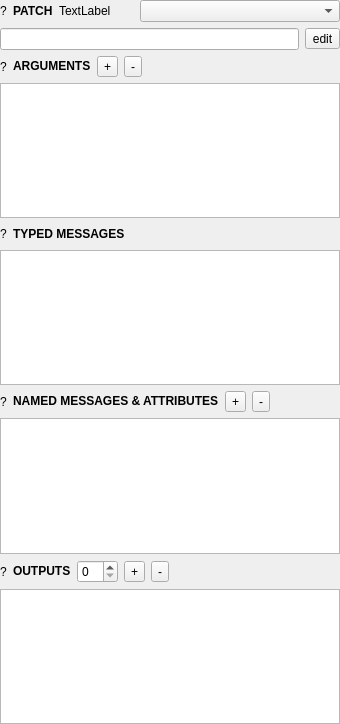
Above: source/HelpForMax/Patch/PatchWidget.ui from xavierxeon-music/WaMaxPackage before the change. Below: the same form after it.
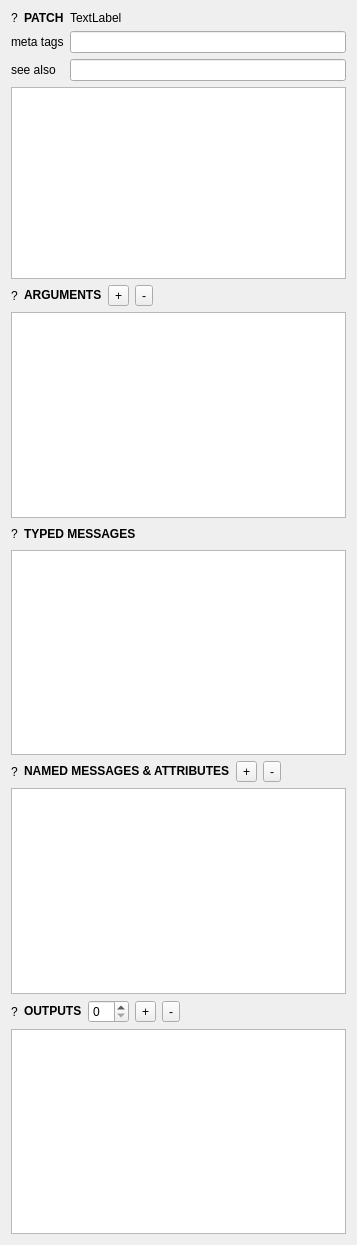
That is the form after the change. Custom widgets are drawn as their Qt base class.

Commit message: renamed overview, toggle dock bhaviour, header model

What changed in the file:
```diff
--- a/source/HelpForMax/Patch/PatchWidget.ui
+++ b/source/HelpForMax/Patch/PatchWidget.ui
@@ -6,27 +6,15 @@
    <rect>
     <x>0</x>
     <y>0</y>
-    <width>340</width>
-    <height>724</height>
+    <width>357</width>
+    <height>1245</height>
    </rect>
   </property>
   <property name="windowTitle">
    <string>Form</string>
   </property>
-  <layout class="QGridLayout" name="gridLayout">
-   <property name="leftMargin">
-    <number>0</number>
-   </property>
-   <property name="topMargin">
-    <number>0</number>
-   </property>
-   <property name="rightMargin">
-    <number>0</number>
-   </property>
-   <property name="bottomMargin">
-    <number>0</number>
-   </property>
-   <item row="0" column="0">
+  <layout class="QVBoxLayout" name="verticalLayout">
+   <item>
     <layout class="QHBoxLayout" name="horizontalLayout_5">
      <item>
       <widget class="QLabel" name="patchIcon">
@@ -55,37 +43,36 @@
        </property>
       </widget>
      </item>
-     <item>
-      <widget class="QComboBox" name="patchTypeCombo">
-       <property name="minimumSize">
-        <size>
-         <width>200</width>
-         <height>0</height>
-        </size>
-       </property>
-      </widget>
-     </item>
     </layout>
    </item>
-   <item row="1" column="0">
-    <layout class="QHBoxLayout" name="horizontalLayout_6">
-     <item>
-      <widget class="QLineEdit" name="patchDigestEdit">
-       <property name="readOnly">
-        <bool>true</bool>
+   <item>
+    <layout class="QGridLayout" name="gridLayout">
+     <item row="0" column="0">
+      <widget class="QLabel" name="metaTagInfo">
+       <property name="text">
+        <string>&lt;html&gt;&lt;head/&gt;&lt;body&gt;&lt;p&gt;meta tags&lt;/p&gt;&lt;/body&gt;&lt;/html&gt;</string>
        </property>
       </widget>
      </item>
-     <item>
-      <widget class="QToolButton" name="patchDescriptionEditButton">
+     <item row="1" column="1">
+      <widget class="QLineEdit" name="seeAlsoEdit"/>
+     </item>
+     <item row="0" column="1">
+      <widget class="QLineEdit" name="metaTagEdit"/>
+     </item>
+     <item row="1" column="0">
+      <widget class="QLabel" name="seeAlsoInfo">
        <property name="text">
-        <string>edit</string>
+        <string>see also</string>
        </property>
       </widget>
      </item>
+     <item row="2" column="0" colspan="2">
+      <widget class="Patch::TreeView" name="headerTree"/>
+     </item>
     </layout>
    </item>
-   <item row="2" column="0">
+   <item>
     <layout class="QHBoxLayout" name="horizontalLayout">
      <item>
       <widget class="QLabel" name="argumentIcon">
@@ -130,10 +117,10 @@
      </item>
     </layout>
    </item>
-   <item row="3" column="0">
+   <item>
     <widget class="Patch::TreeView" name="argumentTree"/>
    </item>
-   <item row="4" column="0">
+   <item>
     <layout class="QHBoxLayout" name="horizontalLayout_2">
      <item>
       <widget class="QLabel" name="typedMessageIcon">
@@ -164,10 +151,10 @@
      </item>
     </layout>
    </item>
-   <item row="5" column="0">
+   <item>
     <widget class="Patch::TreeView" name="typedMessageTree"/>
    </item>
-   <item row="6" column="0">
+   <item>
     <layout class="QHBoxLayout" name="horizontalLayout_3">
      <item>
       <widget class="QLabel" name="nameMessageIcon">
@@ -212,10 +199,10 @@
      </item>
     </layout>
    </item>
-   <item row="7" column="0">
+   <item>
     <widget class="Patch::TreeView" name="namedMessageTree"/>
    </item>
-   <item row="8" column="0">
+   <item>
     <layout class="QHBoxLayout" name="horizontalLayout_4">
      <item>
       <widget class="QLabel" name="outputIcon">
@@ -263,7 +250,7 @@
      </item>
     </layout>
    </item>
-   <item row="9" column="0">
+   <item>
     <widget class="Patch::TreeView" name="outputTree"/>
    </item>
   </layout>
```
The commit also changes 25 other files.
